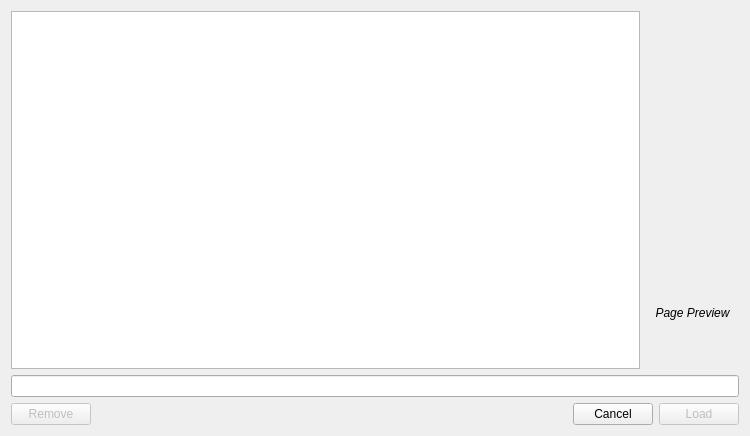
Qt form forms/bookmark_manager_dialog.ui (mstuttgart/pynocchio) before a commit.
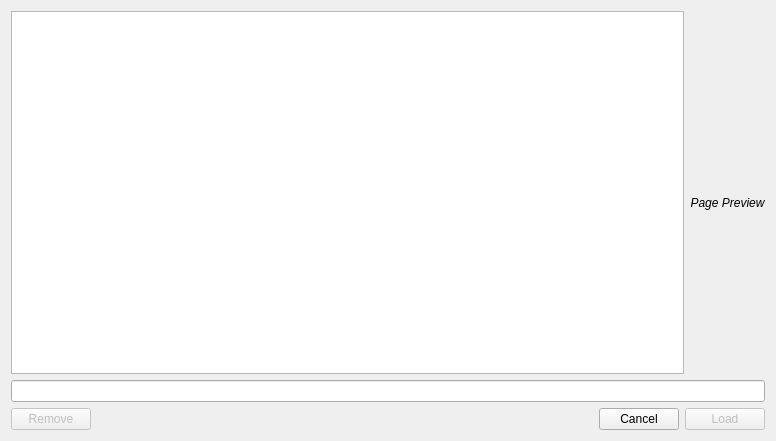
The same form after that commit. Icons and pictures are not drawn.

What changed in the file:
```diff
--- a/forms/bookmark_manager_dialog.ui
+++ b/forms/bookmark_manager_dialog.ui
@@ -9,8 +9,8 @@
    <rect>
     <x>0</x>
     <y>0</y>
-    <width>750</width>
-    <height>436</height>
+    <width>776</width>
+    <height>441</height>
    </rect>
   </property>
   <property name="sizePolicy">
@@ -85,28 +85,12 @@
       </widget>
      </item>
      <item>
-      <widget class="QFrame" name="verticalFrame">
-       <property name="sizePolicy">
-        <sizepolicy hsizetype="Minimum" vsizetype="Minimum">
-         <horstretch>0</horstretch>
-         <verstretch>0</verstretch>
-        </sizepolicy>
-       </property>
-       <property name="frameShape">
-        <enum>QFrame::NoFrame</enum>
-       </property>
-       <property name="frameShadow">
-        <enum>QFrame::Raised</enum>
-       </property>
-       <layout class="QVBoxLayout" name="verticalLayout">
+      <layout class="QVBoxLayout" name="verticalLayout_2">
         <item>
-         <spacer name="vertical_spacer_top">
+        <spacer name="verticalSpacer">
           <property name="orientation">
            <enum>Qt::Vertical</enum>
           </property>
-          <property name="sizeType">
-           <enum>QSizePolicy::Expanding</enum>
-          </property>
           <property name="sizeHint" stdset="0">
            <size>
             <width>20</width>
@@ -153,13 +137,10 @@
          </widget>
         </item>
         <item>
-         <spacer name="vertical_spacer_botton">
+        <spacer name="verticalSpacer_2">
           <property name="orientation">
            <enum>Qt::Vertical</enum>
           </property>
-          <property name="sizeType">
-           <enum>QSizePolicy::Fixed</enum>
-          </property>
           <property name="sizeHint" stdset="0">
            <size>
             <width>20</width>
@@ -169,7 +150,6 @@
          </spacer>
         </item>
        </layout>
-      </widget>
      </item>
     </layout>
    </item>
```
Left out of the diff: 8 changed lines with no effect on the pictures. Lines whose indentation alone changed are shown as unchanged.
